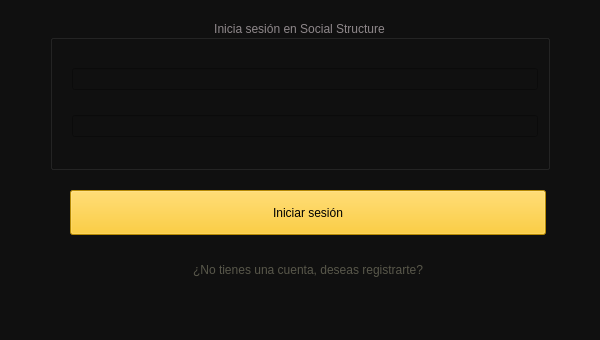
lurdesss/-EDD-Proyecto_202103763, file Fase2/SocialStructure/login.ui: the form before one commit.
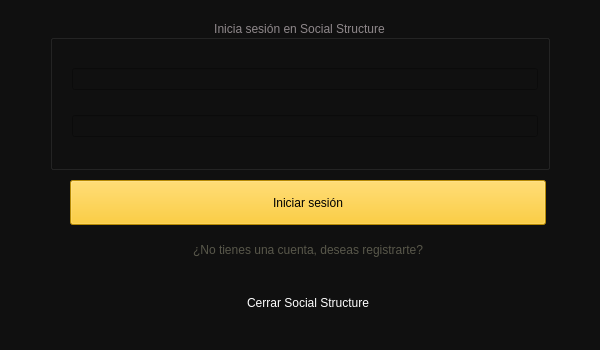
The form after the commit. Icons and pictures are not drawn.

Diff of the .ui file:
```diff
--- a/Fase2/SocialStructure/login.ui
+++ b/Fase2/SocialStructure/login.ui
@@ -7,7 +7,7 @@
     <x>0</x>
     <y>0</y>
     <width>600</width>
-    <height>340</height>
+    <height>350</height>
    </rect>
   </property>
   <property name="windowTitle">
@@ -127,7 +127,7 @@
     <property name="geometry">
      <rect>
       <x>70</x>
-      <y>190</y>
+      <y>180</y>
       <width>476</width>
       <height>45</height>
      </rect>
@@ -153,7 +153,7 @@
     <property name="geometry">
      <rect>
       <x>70</x>
-      <y>250</y>
+      <y>230</y>
       <width>476</width>
       <height>40</height>
      </rect>
@@ -174,6 +174,32 @@
      <bool>true</bool>
     </property>
    </widget>
+   <widget class="QPushButton" name="pushButton_cloaseapp">
+    <property name="geometry">
+     <rect>
+      <x>70</x>
+      <y>280</y>
+      <width>476</width>
+      <height>45</height>
+     </rect>
+    </property>
+    <property name="styleSheet">
+     <string notr="true">color: rgb(255, 255, 255);
+</string>
+    </property>
+    <property name="text">
+     <string>Cerrar Social Structure</string>
+    </property>
+    <property name="autoDefault">
+     <bool>true</bool>
+    </property>
+    <property name="default">
+     <bool>true</bool>
+    </property>
+    <property name="flat">
+     <bool>true</bool>
+    </property>
+   </widget>
   </widget>
   <widget class="QMenuBar" name="menubar">
    <property name="geometry">
```
Left out of the diff: 2 changed lines with no effect on the pictures.
